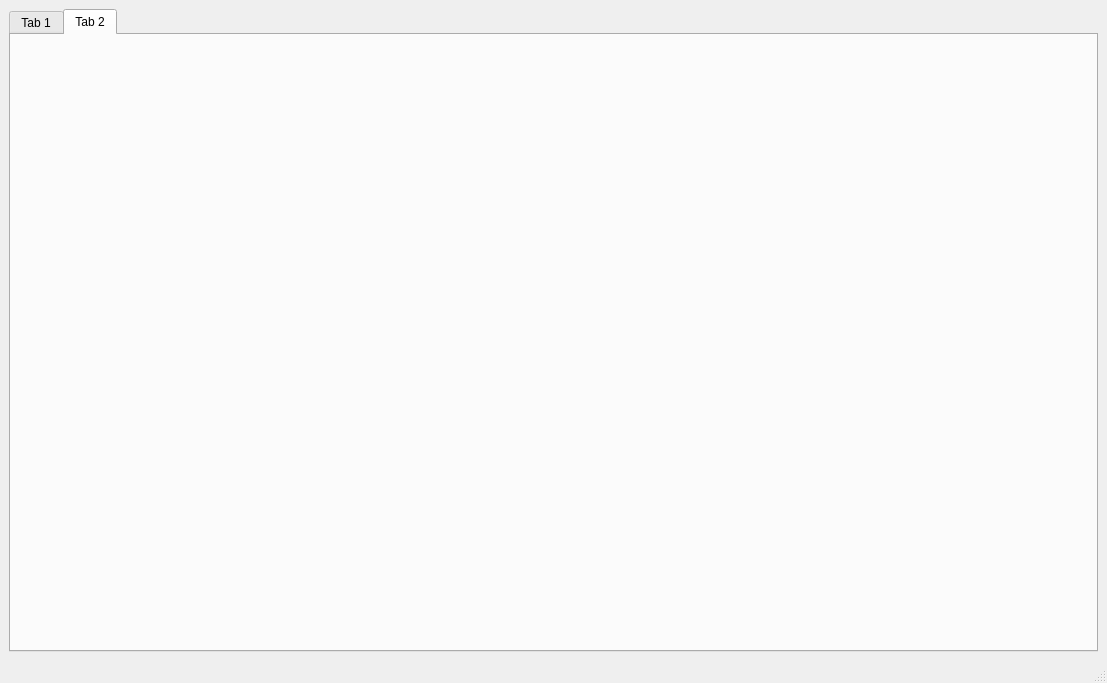
Above: Jobs-of-SoftwareEngineer/Codeing/Scut/teacher.ui from CSLP/CPP before the change. Below: the same form after it.
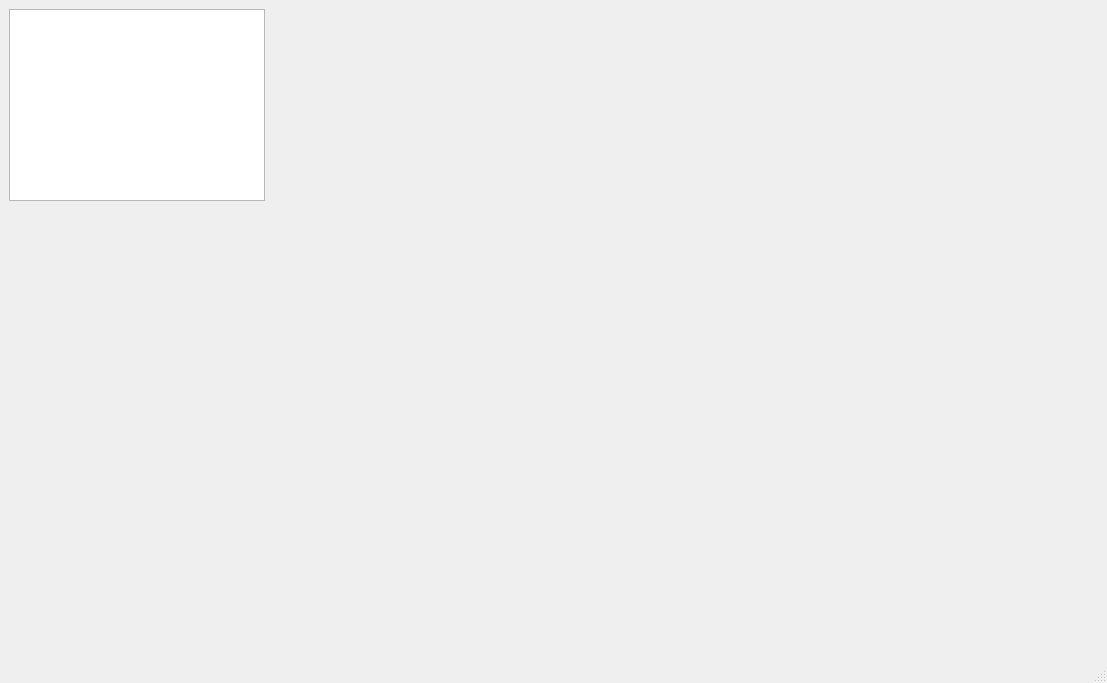
That is the form after the change.

What changed in the file:
```diff
--- a/Jobs-of-SoftwareEngineer/Codeing/Scut/teacher.ui
+++ b/Jobs-of-SoftwareEngineer/Codeing/Scut/teacher.ui
@@ -14,25 +14,28 @@
    <string>MainWindow</string>
   </property>
   <widget class="QWidget" name="centralwidget">
-   <layout class="QHBoxLayout" name="horizontalLayout">
-    <item>
-     <widget class="QTabWidget" name="tabWidget">
-      <property name="currentIndex">
-       <number>1</number>
-      </property>
-      <widget class="QWidget" name="tab">
-       <attribute name="title">
-        <string>Tab 1</string>
-       </attribute>
-      </widget>
-      <widget class="QWidget" name="tab_2">
-       <attribute name="title">
-        <string>Tab 2</string>
-       </attribute>
-      </widget>
-     </widget>
-    </item>
-   </layout>
+   <widget class="QListWidget" name="listWidget">
+    <property name="geometry">
+     <rect>
+      <x>9</x>
+      <y>9</y>
+      <width>256</width>
+      <height>192</height>
+     </rect>
+    </property>
+   </widget>
+   <widget class="QStackedWidget" name="stackedWidget">
+    <property name="geometry">
+     <rect>
+      <x>530</x>
+      <y>0</y>
+      <width>541</width>
+      <height>608</height>
+     </rect>
+    </property>
+    <widget class="QWidget" name="page"/>
+    <widget class="QWidget" name="page_2"/>
+   </widget>
   </widget>
   <widget class="QMenuBar" name="menubar">
    <property name="geometry">
```
Left out of the diff: 2 changed lines with no effect on the pictures.
